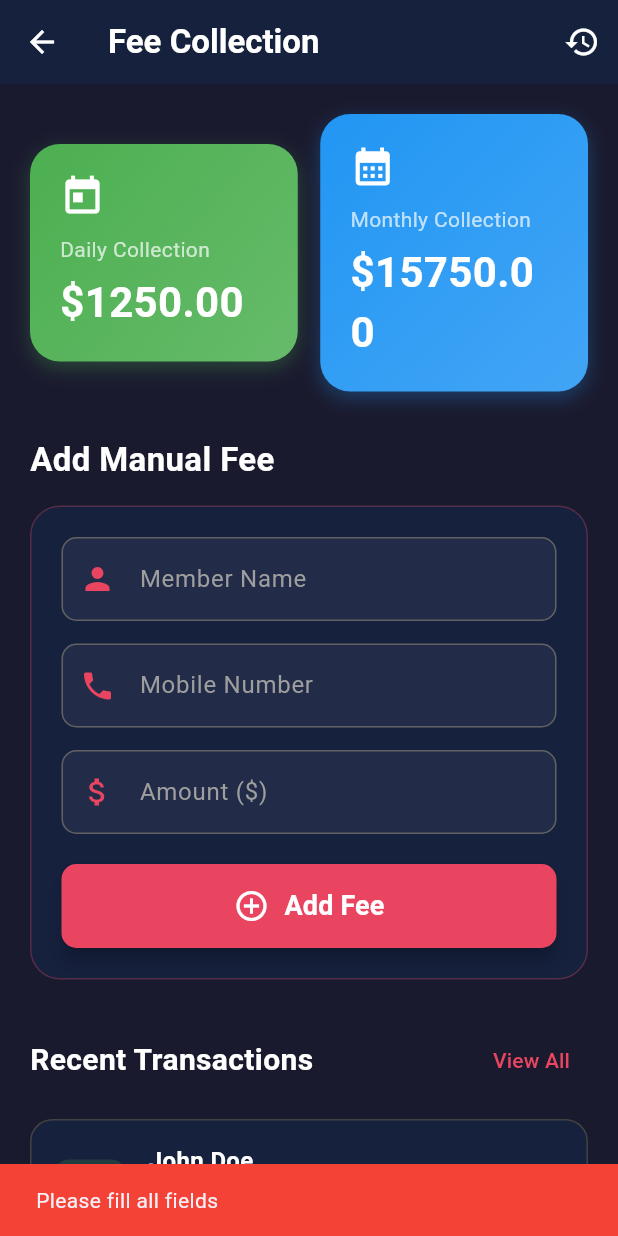
After one commit to aatushar/fitness_plus, a Flutter app: the screen it shows after launch, item 2 of the bottom bar chosen, after a tap on "Add Fee", on a phone screen of 412 x 824 dp. The commit adds this screen. Run offline on Flutter 3.47's test engine with Material 3 defaults, Android fonts, the phone set to English and light mode, and no system bars; network calls fail.

Commit message:
fee_collection_page

```diff
--- /dev/null
+++ b/lib/presentation/fee_collection/pages/fee_collection_page.dart
@@ -0,0 +1,450 @@
+// ==================== FEE COLLECTION PAGE ====================
+// Save as: fee_collection_page.dart
+
+import 'package:flutter/material.dart';
+
+class FeeCollectionPage extends StatefulWidget {
+  const FeeCollectionPage({Key? key}) : super(key: key);
+
+  @override
+  State<FeeCollectionPage> createState() => _FeeCollectionPageState();
+}
+
+class _FeeCollectionPageState extends State<FeeCollectionPage> {
+  final TextEditingController _nameController = TextEditingController();
+  final TextEditingController _mobileController = TextEditingController();
+  final TextEditingController _amountController = TextEditingController();
+
+  double _dailyCollection = 1250.00;
+  double _monthlyCollection = 15750.00;
+
+  List<Map<String, dynamic>> _feeRecords = [
+    {'name': 'John Doe', 'mobile': '1234567890', 'amount': 500.00, 'date': 'Today, 10:30 AM'},
+    {'name': 'Jane Smith', 'mobile': '9876543210', 'amount': 750.00, 'date': 'Today, 09:15 AM'},
+  ];
+
+  @override
+  void dispose() {
+    _nameController.dispose();
+    _mobileController.dispose();
+    _amountController.dispose();
+    super.dispose();
+  }
+
+  void _addManualFee() {
+    if (_nameController.text.isEmpty ||
+        _mobileController.text.isEmpty ||
+        _amountController.text.isEmpty) {
+      ScaffoldMessenger.of(context).showSnackBar(
+        const SnackBar(
+          content: Text('Please fill all fields'),
+          backgroundColor: Colors.red,
+        ),
+      );
+      return;
+    }
+
+    final amount = double.tryParse(_amountController.text) ?? 0;
+    if (amount <= 0) {
+      ScaffoldMessenger.of(context).showSnackBar(
+        const SnackBar(
+          content: Text('Please enter a valid amount'),
+          backgroundColor: Colors.red,
+        ),
+      );
+      return;
+    }
+
+    setState(() {
+      _dailyCollection += amount;
+      _monthlyCollection += amount;
+
+      _feeRecords.insert(0, {
+        'name': _nameController.text,
+        'mobile': _mobileController.text,
+        'amount': amount,
+        'date': 'Today, ${TimeOfDay.now().format(context)}',
+      });
+
+      _nameController.clear();
+      _mobileController.clear();
+      _amountController.clear();
+    });
+
+    ScaffoldMessenger.of(context).showSnackBar(
+      const SnackBar(
+        content: Text('Fee added successfully!'),
+        backgroundColor: Colors.green,
+      ),
+    );
+  }
+
+  @override
+  Widget build(BuildContext context) {
+    return Scaffold(
+      backgroundColor: const Color(0xFF1A1A2E),
+      appBar: AppBar(
+        backgroundColor: const Color(0xFF16213E),
+        elevation: 0,
+        leading: IconButton(
+          icon: const Icon(Icons.arrow_back, color: Colors.white),
+          onPressed: () => Navigator.pop(context),
+        ),
+        title: const Text(
+          'Fee Collection',
+          style: TextStyle(color: Colors.white, fontWeight: FontWeight.bold),
+        ),
+        actions: [
+          IconButton(
+            icon: const Icon(Icons.history, color: Colors.white),
+            onPressed: () {
+              // Show history
+            },
+          ),
+        ],
+      ),
+      body: SingleChildScrollView(
+        child: Padding(
+          padding: const EdgeInsets.all(20.0),
+          child: Column(
+            crossAxisAlignment: CrossAxisAlignment.start,
+            children: [
+              // Collection Summary Cards
+              Row(
+                children: [
+                  // Daily Collection Card
+                  Expanded(
+                    child: Container(
+                      padding: const EdgeInsets.all(20),
+                      decoration: BoxDecoration(
+                        gradient: const LinearGradient(
+                          begin: Alignment.topLeft,
+                          end: Alignment.bottomRight,
+                          colors: [Color(0xFF4CAF50), Color(0xFF66BB6A)],
+                        ),
+                        borderRadius: BorderRadius.circular(20),
+                        boxShadow: [
+                          BoxShadow(
+                            color: const Color(0xFF4CAF50).withOpacity(0.3),
+                            blurRadius: 10,
+                            offset: const Offset(0, 4),
+                          ),
+                        ],
+                      ),
+                      child: Column(
+                        crossAxisAlignment: CrossAxisAlignment.start,
+                        children: [
+                          const Icon(
+                            Icons.today,
+                            color: Colors.white,
+                            size: 30,
+                          ),
+                          const SizedBox(height: 10),
+                          const Text(
+                            'Daily Collection',
+                            style: TextStyle(
+                              color: Colors.white70,
+                              fontSize: 14,
+                            ),
+                          ),
+                          const SizedBox(height: 5),
+                          Text(
+                            '\$${_dailyCollection.toStringAsFixed(2)}',
+                            style: const TextStyle(
+                              color: Colors.white,
+                              fontSize: 28,
+                              fontWeight: FontWeight.bold,
+                            ),
+                          ),
+                        ],
+                      ),
+                    ),
+                  ),
+                  const SizedBox(width: 15),
+
+                  // Monthly Collection Card
+                  Expanded(
+                    child: Container(
+                      padding: const EdgeInsets.all(20),
+                      decoration: BoxDecoration(
+                        gradient: const LinearGradient(
+                          begin: Alignment.topLeft,
+                          end: Alignment.bottomRight,
+                          colors: [Color(0xFF2196F3), Color(0xFF42A5F5)],
+                        ),
+                        borderRadius: BorderRadius.circular(20),
+                        boxShadow: [
+                          BoxShadow(
+                            color: const Color(0xFF2196F3).withOpacity(0.3),
+                            blurRadius: 10,
+                            offset: const Offset(0, 4),
+                          ),
+                        ],
+                      ),
+                      child: Column(
+                        crossAxisAlignment: CrossAxisAlignment.start,
+                        children: [
+                          const Icon(
+                            Icons.calendar_month,
+                            color: Colors.white,
+                            size: 30,
+                          ),
+                          const SizedBox(height: 10),
+                          const Text(
+                            'Monthly Collection',
+                            style: TextStyle(
+                              color: Colors.white70,
+                              fontSize: 14,
+                            ),
+                          ),
+                          const SizedBox(height: 5),
+                          Text(
+                            '\$${_monthlyCollection.toStringAsFixed(2)}',
+                            style: const TextStyle(
+                              color: Colors.white,
+                              fontSize: 28,
+                              fontWeight: FontWeight.bold,
+                            ),
+                          ),
+                        ],
+                      ),
+                    ),
+                  ),
+                ],
+              ),
+              const SizedBox(height: 30),
+
+              // Manual Fee Input Section
+              const Text(
+                'Add Manual Fee',
+                style: TextStyle(
+                  fontSize: 22,
+                  fontWeight: FontWeight.bold,
+                  color: Colors.white,
+                ),
+              ),
+              const SizedBox(height: 15),
+
+              Container(
+                padding: const EdgeInsets.all(20),
+                decoration: BoxDecoration(
+                  color: const Color(0xFF16213E),
+                  borderRadius: BorderRadius.circular(20),
+                  border: Border.all(
+                    color: const Color(0xFFE94560).withOpacity(0.3),
+                    width: 1,
+                  ),
+                ),
+                child: Column(
+                  children: [
+                    // Name Input
+                    TextField(
+                      controller: _nameController,
+                      style: const TextStyle(color: Colors.white),
+                      decoration: InputDecoration(
+                        labelText: 'Member Name',
+                        labelStyle: const TextStyle(color: Colors.grey),
+                        prefixIcon: const Icon(Icons.person, color: Color(0xFFE94560)),
+                        enabledBorder: OutlineInputBorder(
+                          borderSide: BorderSide(color: Colors.grey[700]!),
+                          borderRadius: BorderRadius.circular(10),
+                        ),
+                        focusedBorder: OutlineInputBorder(
+                          borderSide: const BorderSide(color: Color(0xFFE94560), width: 2),
+                          borderRadius: BorderRadius.circular(10),
+                        ),
+                        filled: true,
+                        fillColor: Colors.white.withOpacity(0.05),
+                      ),
+                    ),
+                    const SizedBox(height: 15),
+
+                    // Mobile Number Input
+                    TextField(
+                      controller: _mobileController,
+                      keyboardType: TextInputType.phone,
+                      style: const TextStyle(color: Colors.white),
+                      decoration: InputDecoration(
+                        labelText: 'Mobile Number',
+                        labelStyle: const TextStyle(color: Colors.grey),
+                        prefixIcon: const Icon(Icons.phone, color: Color(0xFFE94560)),
+                        enabledBorder: OutlineInputBorder(
+                          borderSide: BorderSide(color: Colors.grey[700]!),
+                          borderRadius: BorderRadius.circular(10),
+                        ),
+                        focusedBorder: OutlineInputBorder(
+                          borderSide: const BorderSide(color: Color(0xFFE94560), width: 2),
+                          borderRadius: BorderRadius.circular(10),
+                        ),
+                        filled: true,
+                        fillColor: Colors.white.withOpacity(0.05),
+                      ),
+                    ),
+                    const SizedBox(height: 15),
+
+                    // Amount Input
+                    TextField(
+                      controller: _amountController,
+                      keyboardType: TextInputType.number,
+                      style: const TextStyle(color: Colors.white),
+                      decoration: InputDecoration(
+                        labelText: 'Amount (\$)',
+                        labelStyle: const TextStyle(color: Colors.grey),
+                        prefixIcon: const Icon(Icons.attach_money, color: Color(0xFFE94560)),
+                        enabledBorder: OutlineInputBorder(
+                          borderSide: BorderSide(color: Colors.grey[700]!),
+                          borderRadius: BorderRadius.circular(10),
+                        ),
+                        focusedBorder: OutlineInputBorder(
+                          borderSide: const BorderSide(color: Color(0xFFE94560), width: 2),
+                          borderRadius: BorderRadius.circular(10),
+                        ),
+                        filled: true,
+                        fillColor: Colors.white.withOpacity(0.05),
+                      ),
+                    ),
+                    const SizedBox(height: 20),
+
+                    // Add Button
+                    SizedBox(
+                      width: double.infinity,
+                      child: ElevatedButton(
+                        onPressed: _addManualFee,
+                        style: ElevatedButton.styleFrom(
+                          backgroundColor: const Color(0xFFE94560),
+                          foregroundColor: Colors.white,
+                          padding: const EdgeInsets.symmetric(vertical: 15),
+                          shape: RoundedRectangleBorder(
+                            borderRadius: BorderRadius.circular(10),
+                          ),
+                          elevation: 5,
+                        ),
+                        child: const Row(
+                          mainAxisAlignment: MainAxisAlignment.center,
+                          children: [
+                            Icon(Icons.add_circle_outline, size: 24),
+                            SizedBox(width: 10),
+                            Text(
+                              'Add Fee',
+                              style: TextStyle(
+                                fontSize: 18,
+                                fontWeight: FontWeight.bold,
+                              ),
+                            ),
+                          ],
+                        ),
+                      ),
+                    ),
+                  ],
+                ),
+              ),
+              const SizedBox(height: 30),
+
+              // Recent Transactions
+              Row(
+                mainAxisAlignment: MainAxisAlignment.spaceBetween,
+                children: [
+                  const Text(
+                    'Recent Transactions',
+                    style: TextStyle(
+                      fontSize: 20,
+                      fontWeight: FontWeight.bold,
+                      color: Colors.white,
+                    ),
+                  ),
+                  TextButton(
+                    onPressed: () {},
+                    child: const Text(
+                      'View All',
+                      style: TextStyle(color: Color(0xFFE94560)),
+                    ),
+                  ),
+                ],
+              ),
+              const SizedBox(height: 15),
+
+              // Transaction List
+              ListView.builder(
+                shrinkWrap: true,
+                physics: const NeverScrollableScrollPhysics(),
+                itemCount: _feeRecords.length,
+                itemBuilder: (context, index) {
+                  final record = _feeRecords[index];
+                  return Container(
+                    margin: const EdgeInsets.only(bottom: 15),
+                    padding: const EdgeInsets.all(15),
+                    decoration: BoxDecoration(
+                      color: const Color(0xFF16213E),
+                      borderRadius: BorderRadius.circular(15),
+                      border: Border.all(
+                        color: Colors.grey[800]!,
+                        width: 1,
+                      ),
+                    ),
+                    child: Row(
+                      children: [
+                        Container(
+                          padding: const EdgeInsets.all(12),
+                          decoration: BoxDecoration(
+                            color: const Color(0xFF4CAF50).withOpacity(0.2),
+                            borderRadius: BorderRadius.circular(10),
+                          ),
+                          child: const Icon(
+                            Icons.check_circle,
+                            color: Color(0xFF4CAF50),
+                            size: 24,
+                          ),
+                        ),
+                        const SizedBox(width: 15),
+                        Expanded(
+                          child: Column(
+                            crossAxisAlignment: CrossAxisAlignment.start,
+                            children: [
+                              Text(
+                                record['name'],
+                                style: const TextStyle(
+                                  color: Colors.white,
+                                  fontSize: 16,
+                                  fontWeight: FontWeight.bold,
+                                ),
+                              ),
+                              const SizedBox(height: 5),
+                              Text(
+                                record['mobile'],
+                                style: TextStyle(
+                                  color: Colors.grey[400],
+                                  fontSize: 14,
+                                ),
+                              ),
+                              const SizedBox(height: 5),
+                              Text(
+                                record['date'],
+                                style: TextStyle(
+                                  color: Colors.grey[500],
+                                  fontSize: 12,
+                                ),
+                              ),
+                            ],
+                          ),
+                        ),
+                        Text(
+                          '\$${record['amount'].toStringAsFixed(2)}',
+                          style: const TextStyle(
+                            color: Color(0xFF4CAF50),
+                            fontSize: 18,
+                            fontWeight: FontWeight.bold,
+                          ),
+                        ),
+                      ],
+                    ),
+                  );
+                },
+              ),
+              const SizedBox(height: 20),
+            ],
+          ),
+        ),
+      ),
+    );
+  }
+}
--- a/lib/presentation/home/pages/dashboard.dart
+++ b/lib/presentation/home/pages/dashboard.dart
@@ -2,6 +2,7 @@
 // Save as: dashboard.dart
 
 import 'package:fitness_plus/presentation/bmi/pages/bmi_page.dart';
+import 'package:fitness_plus/presentation/fee_collection/pages/fee_collection_page.dart';
 import 'package:fitness_plus/presentation/payBill/pages/pay_bill_page.dart';
 
 import 'package:flutter/material.dart';
@@ -13,6 +14,8 @@ class Dashboard extends StatefulWidget {
   State<Dashboard> createState() => _DashboardState();
 }
 
+
+
 class _DashboardState extends State<Dashboard> {
   final TextEditingController _searchController = TextEditingController();
   int _selectedIndex = 0;
@@ -22,11 +25,11 @@ class _DashboardState extends State<Dashboard> {
   double? _savedWeight;
   String? _savedHeight;
 
-  void _onItemTapped(int index) {
-    setState(() {
-      _selectedIndex = index;
-    });
-  }
+  // void _onItemTapped(int index) {
+  //   setState(() {
+  //     _selectedIndex = index;
+  //   });
+  // }
 
   void _navigateToBMICalculator() async {
     final result = await Navigator.push(
@@ -59,6 +62,19 @@ class _DashboardState extends State<Dashboard> {
           backgroundColor: Colors.green,
         ),
       );
+    }
+  }
+  void _onItemTapped(int index) {
+    if (index == 1) {
+      // Navigate to FeeCollectionPage when Stats is tapped
+      Navigator.push(
+        context,
+        MaterialPageRoute(builder: (context) => const FeeCollectionPage()),
+      );
+    } else {
+      setState(() {
+        _selectedIndex = index;
+      });
     }
   }
 
```
Lines whose indentation alone changed are shown as unchanged.
